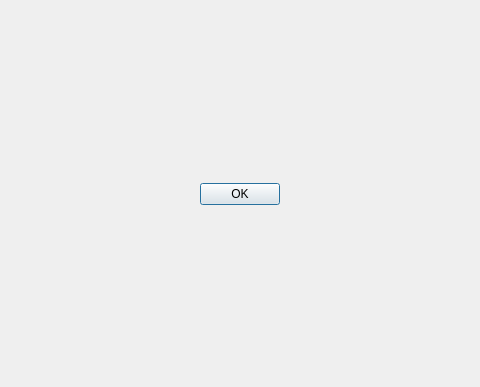
Before: the Qt Designer form src/utils/areaselectordialog.ui in froksen/FDesktopRecorder, drawn with Qt 5; both pictures show x 197 to 677 and y 0 to 387 of the 875 by 387 pixel window.
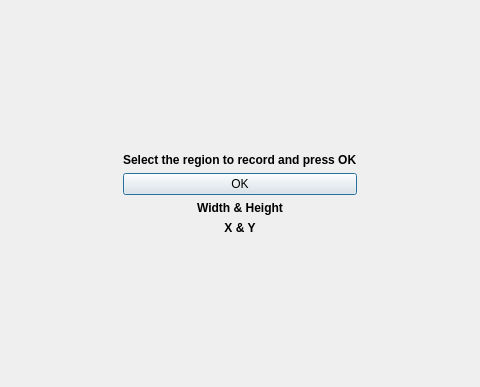
After: the same form once the commit is applied.

Commit message: Added X/Y and W/H labels to areaselector

```diff
--- a/src/utils/areaselectordialog.ui
+++ b/src/utils/areaselectordialog.ui
@@ -17,9 +17,59 @@
    <bool>true</bool>
   </property>
   <layout class="QVBoxLayout" name="verticalLayout">
+   <property name="margin">
+    <number>20</number>
+   </property>
    <item>
     <layout class="QGridLayout" name="gridLayout">
-     <item row="2" column="1">
+     <item row="4" column="1">
+      <widget class="QLabel" name="labelXY">
+       <property name="font">
+        <font>
+         <weight>75</weight>
+         <bold>true</bold>
+        </font>
+       </property>
+       <property name="toolTip">
+        <string notr="true"/>
+       </property>
+       <property name="statusTip">
+        <string notr="true"/>
+       </property>
+       <property name="whatsThis">
+        <string notr="true"/>
+       </property>
+       <property name="accessibleName">
+        <string notr="true"/>
+       </property>
+       <property name="accessibleDescription">
+        <string notr="true"/>
+       </property>
+       <property name="text">
+        <string notr="true">X &amp; Y</string>
+       </property>
+       <property name="alignment">
+        <set>Qt::AlignCenter</set>
+       </property>
+      </widget>
+     </item>
+     <item row="3" column="1">
+      <widget class="QLabel" name="labelWidthHeight">
+       <property name="font">
+        <font>
+         <weight>75</weight>
+         <bold>true</bold>
+        </font>
+       </property>
+       <property name="text">
+        <string notr="true">Width &amp; Height</string>
+       </property>
+       <property name="alignment">
+        <set>Qt::AlignCenter</set>
+       </property>
+      </widget>
+     </item>
+     <item row="6" column="1">
       <spacer name="verticalSpacer">
        <property name="orientation">
         <enum>Qt::Vertical</enum>
@@ -45,7 +95,7 @@
        </property>
       </spacer>
      </item>
-     <item row="1" column="0">
+     <item row="2" column="0">
       <spacer name="horizontalSpacer">
        <property name="orientation">
         <enum>Qt::Horizontal</enum>
@@ -58,25 +108,38 @@
        </property>
       </spacer>
      </item>
-     <item row="1" column="1">
+     <item row="2" column="2">
+      <spacer name="horizontalSpacer_2">
+       <property name="orientation">
+        <enum>Qt::Horizontal</enum>
+       </property>
+       <property name="sizeHint" stdset="0">
+        <size>
+         <width>469</width>
+         <height>20</height>
+        </size>
+       </property>
+      </spacer>
+     </item>
+     <item row="2" column="1">
       <widget class="QPushButton" name="pushButtonOK">
        <property name="text">
         <string>OK</string>
        </property>
       </widget>
      </item>
-     <item row="1" column="2">
-      <spacer name="horizontalSpacer_2">
-       <property name="orientation">
-        <enum>Qt::Horizontal</enum>
+     <item row="1" column="1">
+      <widget class="QLabel" name="label">
+       <property name="font">
+        <font>
+         <weight>75</weight>
+         <bold>true</bold>
+        </font>
        </property>
-       <property name="sizeHint" stdset="0">
-        <size>
-         <width>469</width>
-         <height>20</height>
-        </size>
+       <property name="text">
+        <string>Select the region to record and press OK</string>
        </property>
-      </spacer>
+      </widget>
      </item>
     </layout>
    </item>
```
Left out of the diff: 2 changed lines with no effect on the pictures. The commit also changes 3 other files.
